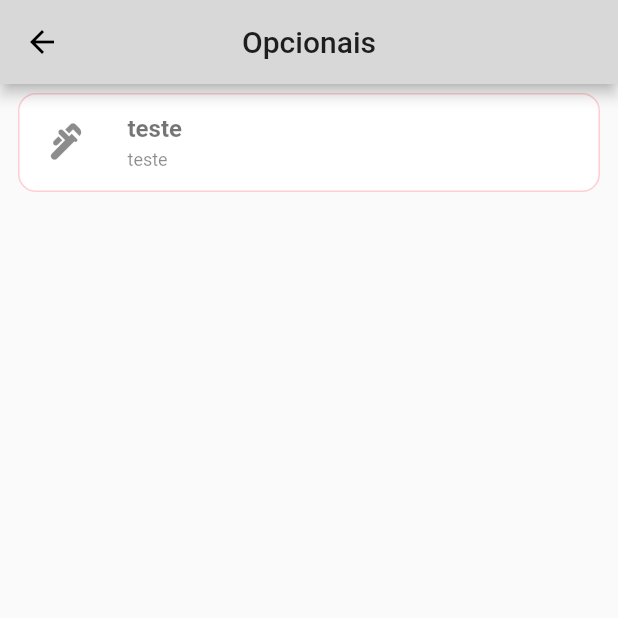
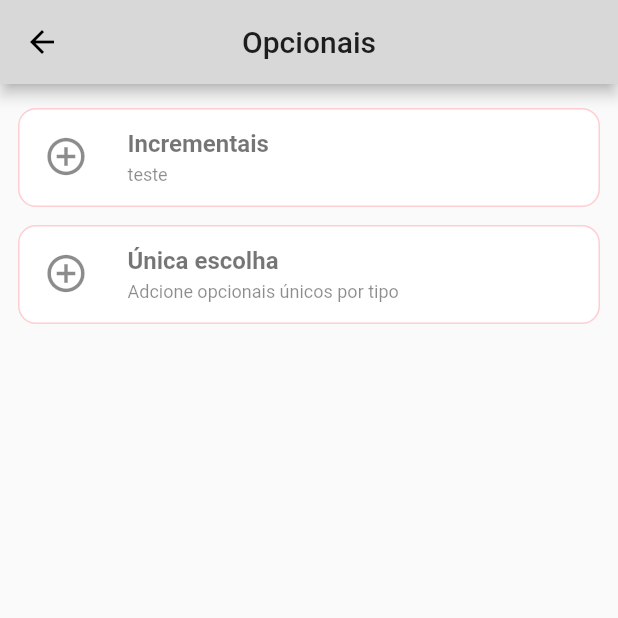
Before and after one commit to lismaroliveira1/bahia_delivery_cross_platform_app, a Flutter app: the OptionalScrenn screen opened directly, on a phone screen of 412 x 824 dp, the top half of it. Run offline on Flutter 3.47's test engine with Material 2 defaults, Android fonts, the phone set to English and light mode, and no system bars; our stand-ins replace brasil_fields, cloud_firestore, cloud_functions, curved_navigation_bar, dio, firebase_auth and 13 more; missing offline and left inert: bloc_pattern, cpfcnpj, credit_card_number_validator, credit_card_type_detector, flutter_facebook_login, google_place; accounts and stored records are empty.

Commit message:
incrementais

```diff
--- a/lib/tabs/optional_tab.dart
+++ b/lib/tabs/optional_tab.dart
@@ -13,12 +13,23 @@ class _OptionalTabState extends State<OptionalTab> {
       slivers: <Widget>[
         SliverList(
           delegate: SliverChildListDelegate([
+            Container(
+              margin: EdgeInsets.only(
+                top: 10,
+              ),
+              child: StoreHomeWigget(
+                icon: Icons.add_circle_outline_outlined,
+                name: "Incrementais",
+                description: "teste",
+                onPressed: () {},
+              ),
+            ),
             StoreHomeWigget(
-              icon: Icons.plumbing,
-              name: "teste",
-              description: "teste",
+              icon: Icons.add_circle_outline,
+              name: "Única escolha",
+              description: "Adcione opcionais únicos por tipo",
               onPressed: () {},
-            )
+            ),
           ]),
         ),
       ],
```
